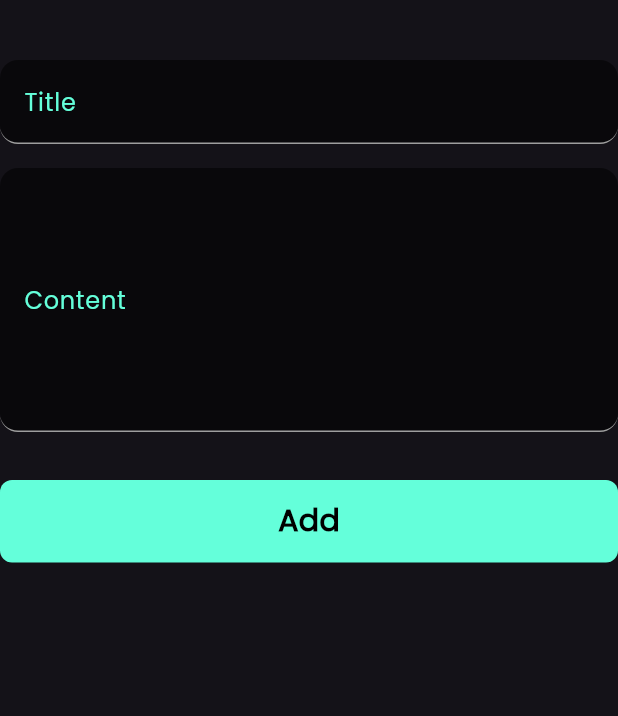
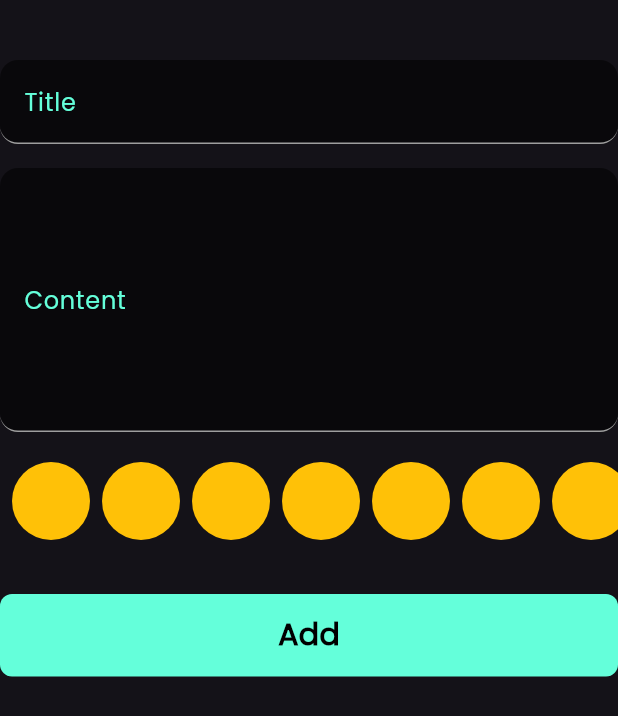
Before and after one commit to Mansourx83/Notes-App, a Flutter app: the NoteForm widget shown alone on an empty page, opened directly, on a phone screen of 412 x 824 dp. Shown: the top 716 px of the screen. Run offline on Flutter 3.47's test engine with Material 3 defaults, Android fonts, the phone set to English and light mode, and no system bars; our stand-ins replace bloc, flutter_bloc, hive, hive_flutter; accounts and stored records are empty.

Commit message:
create color list view

```diff
--- a/lib/views/widgets/add_note_form.dart
+++ b/lib/views/widgets/add_note_form.dart
@@ -3,6 +3,7 @@ import 'package:flutter_bloc/flutter_bloc.dart';
 import 'package:intl/intl.dart';
 import 'package:notes_app/cubits/add_note_cubit/add_note_cubit.dart';
 import 'package:notes_app/models/note_model.dart';
+import 'package:notes_app/views/widgets/colors_list_view.dart';
 import 'package:notes_app/views/widgets/custom_button.dart';
 import 'package:notes_app/views/widgets/custom_textfiled.dart';
 
@@ -50,6 +51,10 @@ class _NoteFormState extends State<NoteForm> {
             },
           ),
           const SizedBox(
+            height: 16,
+          ),
+          const ColorList(),
+          const SizedBox(
             height: 32,
           ),
           BlocBuilder<AddNoteCubit, AddNoteState>(
--- /dev/null
+++ b/lib/views/widgets/colors_list_view.dart
@@ -0,0 +1,33 @@
+import 'package:flutter/material.dart';
+
+class ColorItem extends StatelessWidget {
+  const ColorItem({super.key});
+
+  @override
+  Widget build(BuildContext context) {
+    return const CircleAvatar(
+      backgroundColor: Colors.amber,
+      radius: 30,
+    );
+  }
+}
+
+class ColorList extends StatelessWidget {
+  const ColorList({super.key});
+
+  @override
+  Widget build(BuildContext context) {
+    return SizedBox(
+      height: 30 * 2,
+      child: ListView.builder(
+        physics: const BouncingScrollPhysics(),
+        padding: const EdgeInsets.all(4),
+        itemCount: 10,
+        scrollDirection: Axis.horizontal,
+        itemBuilder: (context, index) {
+          return ColorItem();
+        },
+      ),
+    );
+  }
+}
```
